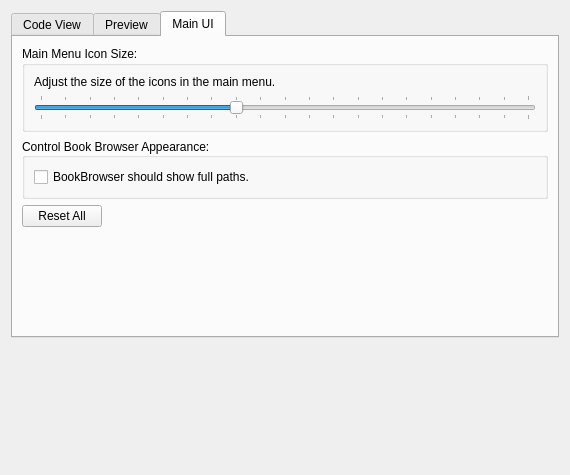
First picture: the form in src/Form_Files/PAppearanceWidget.ui, repository Sigil-Ebook/Sigil, before the edit.
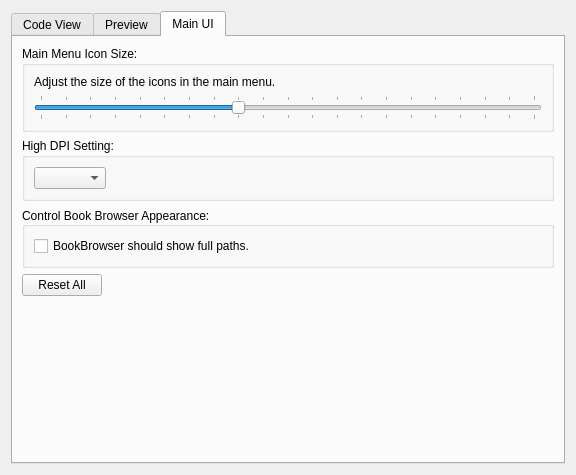
Second picture: the form after the edit. The open tabs and pages were chosen to show the change.

Commit message: Add High DPI setting to prefs

```diff
--- a/src/Form_Files/PAppearanceWidget.ui
+++ b/src/Form_Files/PAppearanceWidget.ui
@@ -6,7 +6,7 @@
    <rect>
     <x>0</x>
     <y>0</y>
-    <width>570</width>
+    <width>576</width>
     <height>475</height>
    </rect>
   </property>
@@ -14,7 +14,7 @@
    <string>Appearance</string>
   </property>
   <layout class="QVBoxLayout" name="verticalLayout">
-   <item alignment="Qt::AlignTop">
+   <item>
     <widget class="QTabWidget" name="tabAppearance">
      <property name="sizePolicy">
       <sizepolicy hsizetype="Preferred" vsizetype="Preferred">
@@ -459,6 +459,31 @@
          </layout>
         </widget>
        </item>
+       <item>
+        <widget class="QGroupBox" name="grpHighDPI">
+         <property name="title">
+          <string>High DPI Setting:</string>
+         </property>
+         <layout class="QHBoxLayout" name="horizontalLayout">
+          <item>
+           <widget class="QComboBox" name="comboHighDPI"/>
+          </item>
+          <item>
+           <spacer name="horizontalSpacer_4">
+            <property name="orientation">
+             <enum>Qt::Horizontal</enum>
+            </property>
+            <property name="sizeHint" stdset="0">
+             <size>
+              <width>413</width>
+              <height>20</height>
+             </size>
+            </property>
+           </spacer>
+          </item>
+         </layout>
+        </widget>
+       </item>
        <item>
         <widget class="QGroupBox" name="groupBox_3a">
          <property name="toolTip">
```
Left out of the diff: 2 changed lines with no effect on the pictures. The commit also changes 4 other files.
